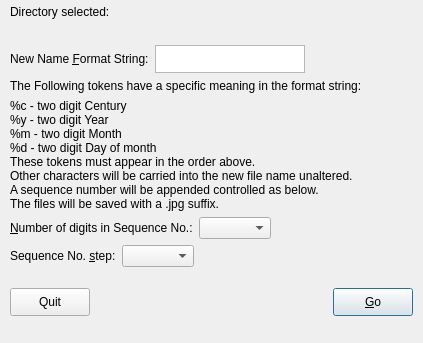
Above: frm/pdrenfiles.ui from johcarsmi/picdok before the change. Below: the same form after it.
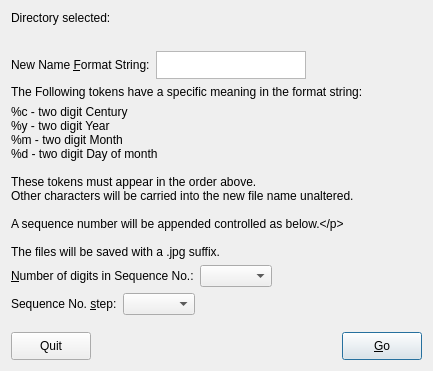
That is the form after the change. Custom widgets are drawn as their Qt base class.

```diff
--- a/frm/pdrenfiles.ui
+++ b/frm/pdrenfiles.ui
@@ -7,9 +7,15 @@
    <rect>
     <x>0</x>
     <y>0</y>
+    <width>433</width>
+    <height>371</height>
+   </rect>
+  </property>
+  <property name="minimumSize">
+   <size>
     <width>423</width>
-    <height>343</height>
-   </rect>
+    <height>371</height>
+   </size>
   </property>
   <property name="windowTitle">
    <string>Rename Files</string>
@@ -17,15 +23,8 @@
   <property name="modal">
    <bool>true</bool>
   </property>
-  <widget class="QWidget" name="layoutWidget">
-   <property name="geometry">
-    <rect>
-     <x>10</x>
-     <y>5</y>
-     <width>403</width>
-     <height>311</height>
-    </rect>
-   </property>
+  <layout class="QGridLayout" name="gridLayout">
+   <item row="0" column="0">
    <layout class="QVBoxLayout" name="vlMain">
     <item>
      <layout class="QVBoxLayout" name="vlDirName">
@@ -111,6 +110,12 @@
       <property name="text">
        <string>The Following tokens have a specific meaning in the format string:</string>
       </property>
+       <property name="textFormat">
+        <enum>Qt::PlainText</enum>
+       </property>
+       <property name="wordWrap">
+        <bool>true</bool>
+       </property>
      </widget>
     </item>
     <item>
@@ -120,11 +125,17 @@
 %y - two digit Year
 %m - two digit Month
 %d - two digit Day of month
-These tokens must appear in the order above.
+
+These tokens must appear in the order above. 
 Other characters will be carried into the new file name unaltered.
-A sequence number will be appended controlled as below.
+
+A sequence number will be appended controlled as below.&lt;/p&gt;
+
 The files will be saved with a .jpg suffix.</string>
       </property>
+       <property name="textFormat">
+        <enum>Qt::PlainText</enum>
+       </property>
      </widget>
     </item>
     <item>
@@ -265,7 +276,8 @@
      </layout>
     </item>
    </layout>
-  </widget>
+   </item>
+  </layout>
  </widget>
  <customwidgets>
   <customwidget>
```
Lines whose indentation alone changed are shown as unchanged.
